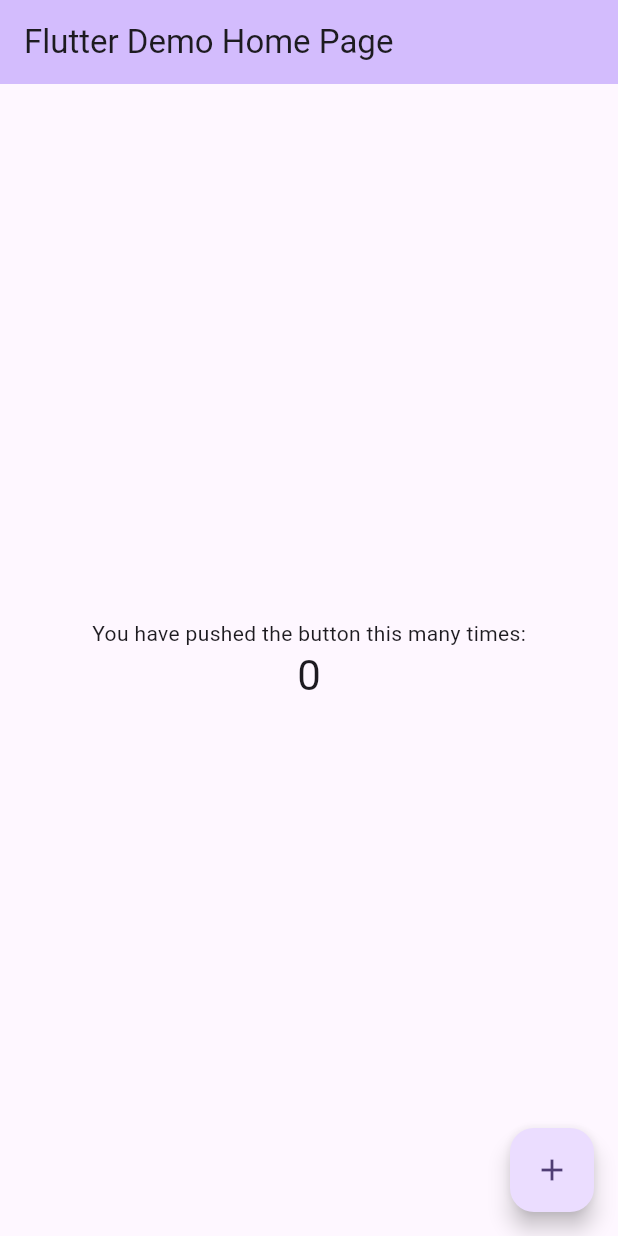
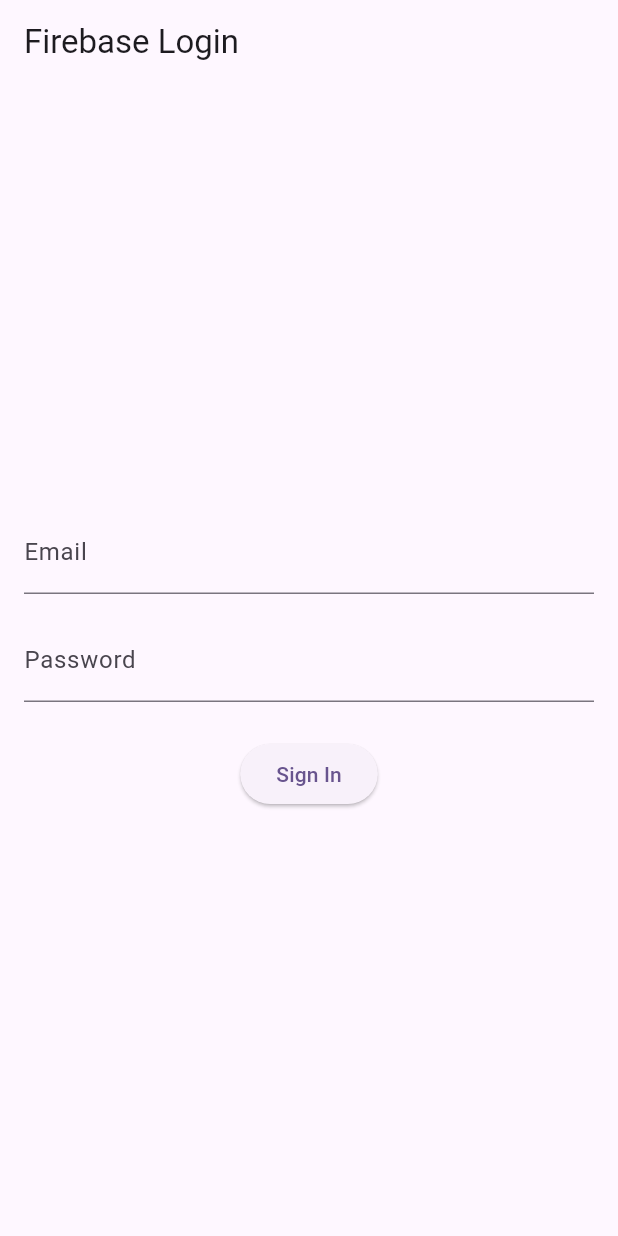
Before and after one commit to Masumraj1/firebase_auth, a Flutter app: the screen it shows after launch, on a phone screen of 412 x 824 dp. Run offline on Flutter 3.47's test engine with Material 3 defaults, Android fonts, the phone set to English and light mode, and no system bars; our stand-ins replace firebase_auth, firebase_core; accounts and stored records are empty.

Commit message:
firebase login complete

```diff
--- /dev/null
+++ b/lib/login_screen.dart
@@ -0,0 +1,64 @@
+import 'package:firebase_auth/firebase_auth.dart';
+import 'package:flutter/material.dart';
+
+class LoginScreen extends StatefulWidget {
+  const LoginScreen({super.key});
+
+  @override
+  State<LoginScreen> createState() => _LoginScreenState();
+}
+
+class _LoginScreenState extends State<LoginScreen> {
+  final TextEditingController emailController = TextEditingController();
+  final TextEditingController passwordController = TextEditingController();
+  final FirebaseAuth _auth = FirebaseAuth.instance;
+
+  Future<void> signIn() async {
+    try {
+      await _auth.signInWithEmailAndPassword(
+        email: emailController.text.trim(),
+        password: passwordController.text.trim(),
+      );
+      ScaffoldMessenger.of(context).showSnackBar(
+        SnackBar(content: Text('Login Successful')),
+      );
+    } catch (e) {
+      print(e);
+      ScaffoldMessenger.of(context).showSnackBar(
+        SnackBar(content: Text('Login Failed')),
+      );
+    }
+  }
+
+  @override
+  Widget build(BuildContext context) {
+    return Scaffold(
+      appBar: AppBar(
+        title: Text('Firebase Login'),
+      ),
+      body: Padding(
+        padding: const EdgeInsets.all(16.0),
+        child: Column(
+          mainAxisAlignment: MainAxisAlignment.center,
+          children: [
+            TextField(
+              controller: emailController,
+              decoration: const InputDecoration(labelText: 'Email'),
+            ),
+            const SizedBox(height: 16),
+            TextField(
+              controller: passwordController,
+              decoration: const InputDecoration(labelText: 'Password'),
+              obscureText: true,
+            ),
+            const SizedBox(height: 24),
+            ElevatedButton(
+              onPressed: signIn,
+              child: const Text('Sign In'),
+            ),
+          ],
+        ),
+      ),
+    );
+  }
+}
--- a/lib/main.dart
+++ b/lib/main.dart
@@ -1,6 +1,10 @@
+import 'package:firebase_authentication/login_screen.dart';
+import 'package:firebase_core/firebase_core.dart';
 import 'package:flutter/material.dart';
 
-void main() {
+void main()async {
+  WidgetsFlutterBinding.ensureInitialized();
+  await Firebase.initializeApp();
   runApp(const MyApp());
 }
 
@@ -31,95 +35,7 @@ class MyApp extends StatelessWidget {
         colorScheme: ColorScheme.fromSeed(seedColor: Colors.deepPurple),
         useMaterial3: true,
       ),
-      home: const MyHomePage(title: 'Flutter Demo Home Page'),
+      home: const LoginScreen(),
     );
   }
 }
-
-class MyHomePage extends StatefulWidget {
-  const MyHomePage({super.key, required this.title});
-
-  // This widget is the home page of your application. It is stateful, meaning
-  // that it has a State object (defined below) that contains fields that affect
-  // how it looks.
-
-  // This class is the configuration for the state. It holds the values (in this
-  // case the title) provided by the parent (in this case the App widget) and
-  // used by the build method of the State. Fields in a Widget subclass are
-  // always marked "final".
-
-  final String title;
-
-  @override
-  State<MyHomePage> createState() => _MyHomePageState();
-}
-
-class _MyHomePageState extends State<MyHomePage> {
-  int _counter = 0;
-
-  void _incrementCounter() {
-    setState(() {
-      // This call to setState tells the Flutter framework that something has
-      // changed in this State, which causes it to rerun the build method below
-      // so that the display can reflect the updated values. If we changed
-      // _counter without calling setState(), then the build method would not be
-      // called again, and so nothing would appear to happen.
-      _counter++;
-    });
-  }
-
-  @override
-  Widget build(BuildContext context) {
-    // This method is rerun every time setState is called, for instance as done
-    // by the _incrementCounter method above.
-    //
-    // The Flutter framework has been optimized to make rerunning build methods
-    // fast, so that you can just rebuild anything that needs updating rather
-    // than having to individually change instances of widgets.
-    return Scaffold(
-      appBar: AppBar(
-        // TRY THIS: Try changing the color here to a specific color (to
-        // Colors.amber, perhaps?) and trigger a hot reload to see the AppBar
-        // change color while the other colors stay the same.
-        backgroundColor: Theme.of(context).colorScheme.inversePrimary,
-        // Here we take the value from the MyHomePage object that was created by
-        // the App.build method, and use it to set our appbar title.
-        title: Text(widget.title),
-      ),
-      body: Center(
-        // Center is a layout widget. It takes a single child and positions it
-        // in the middle of the parent.
-        child: Column(
-          // Column is also a layout widget. It takes a list of children and
-          // arranges them vertically. By default, it sizes itself to fit its
-          // children horizontally, and tries to be as tall as its parent.
-          //
-          // Column has various properties to control how it sizes itself and
-          // how it positions its children. Here we use mainAxisAlignment to
-          // center the children vertically; the main axis here is the vertical
-          // axis because Columns are vertical (the cross axis would be
-          // horizontal).
-          //
-          // TRY THIS: Invoke "debug painting" (choose the "Toggle Debug Paint"
-          // action in the IDE, or press "p" in the console), to see the
-          // wireframe for each widget.
-          mainAxisAlignment: MainAxisAlignment.center,
-          children: <Widget>[
-            const Text(
-              'You have pushed the button this many times:',
-            ),
-            Text(
-              '$_counter',
-              style: Theme.of(context).textTheme.headlineMedium,
-            ),
-          ],
-        ),
-      ),
-      floatingActionButton: FloatingActionButton(
-        onPressed: _incrementCounter,
-        tooltip: 'Increment',
-        child: const Icon(Icons.add),
-      ), // This trailing comma makes auto-formatting nicer for build methods.
-    );
-  }
-}
--- a/pubspec.yaml
+++ b/pubspec.yaml
@@ -1,4 +1,4 @@
-name: firebase_auth
+name: firebase_authentication
 description: "A new Flutter project."
 # The following line prevents the package from being accidentally published to
 # pub.dev using `flutter pub publish`. This is preferred for private packages.
@@ -36,7 +36,7 @@ dependencies:
   # Use with the CupertinoIcons class for iOS style icons.
   cupertino_icons: ^1.0.8
   firebase_core: ^3.13.0
-firebase_auth: ^5.5.3
+  firebase_auth: ^5.5.3
 
 dev_dependencies:
   flutter_test:
```
Also changed, not shown: pubspec.lock, 2 other files.
